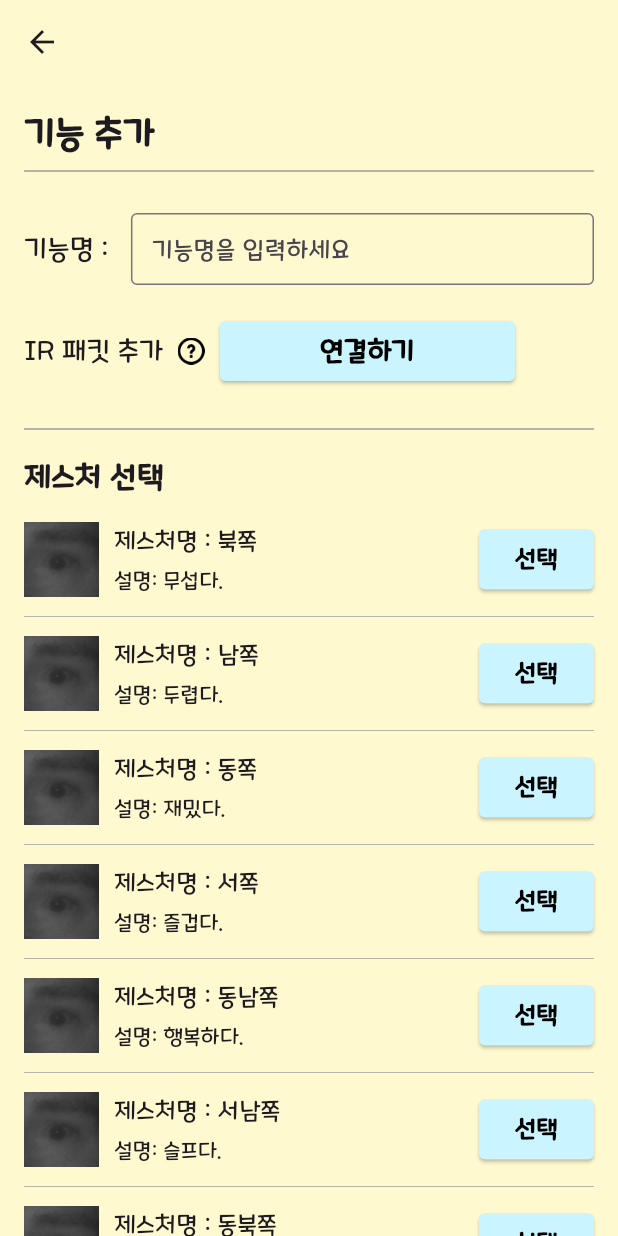
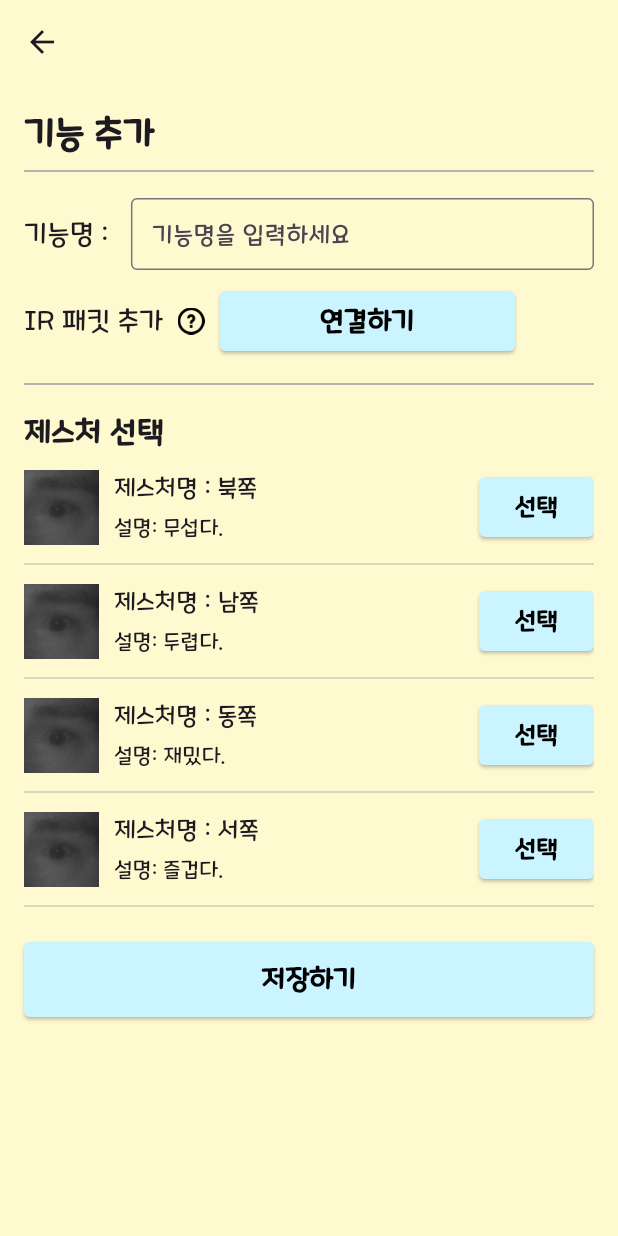
Before and after one commit to IPLaboratory/IPL_EyeTracker_FE, a Flutter app: the MainSettingsPage screen opened directly, on a phone screen of 412 x 824 dp. Run offline on Flutter 3.47's test engine with Material 3 defaults, Android fonts, the phone set to English and light mode, and no system bars; our stand-ins replace awesome_snackbar_content, camera, flutter_dotenv, flutter_svg, get, image_picker and 2 more.

Commit message:
TASK #181 : 기능 추가 페이지 제스처 선택 부분 스크롤 안 되는 부분 버그 수정했습니다.

```diff
--- a/lib/Feature_Settings_Page/Gesture_Choice.dart
+++ b/lib/Feature_Settings_Page/Gesture_Choice.dart
@@ -35,19 +35,19 @@ class GestureChoice extends StatelessWidget {
                       children: [
                         Text(
                           '제스처명 : $gestureName',
-                          style: TextStyle(fontSize: 16),
+                          style: const TextStyle(fontSize: 16),
                         ),
                         const SizedBox(height: 5),
                         Text(
                           '설명: $description',
-                          style: TextStyle(fontSize: 14),
+                          style: const TextStyle(fontSize: 14),
                         ),
                       ],
                     ),
                     const Spacer(),
                     ElevatedButton(
                       style: ElevatedButton.styleFrom(
-                        backgroundColor: isSelected ? Color(0xFFD6A4FF) : const Color(0xFFCAF4FF),
+                        backgroundColor: isSelected ? const Color(0xFFD6A4FF) : const Color(0xFFCAF4FF),
                         shape: RoundedRectangleBorder(
                           borderRadius: BorderRadius.circular(4.0),
                         ),
@@ -78,8 +78,6 @@ class GestureChoice extends StatelessWidget {
   @override
   Widget build(BuildContext context) {
     return ListView(
-      shrinkWrap: true,
-      physics: NeverScrollableScrollPhysics(),
       children: [
         _buildGestureItem('북쪽', '무섭다.', 'assets/Gesture_Image.png'),
         _buildGestureItem('남쪽', '두렵다.', 'assets/Gesture_Image.png'),
--- a/lib/Feature_Settings_Page/Main_Settings.dart
+++ b/lib/Feature_Settings_Page/Main_Settings.dart
@@ -18,7 +18,7 @@ class MainSettingsPage extends StatelessWidget {
           scrolledUnderElevation: 0,
           backgroundColor: const Color(0xFFFFF9D0), // 배경색 설정
           leading: IconButton(
-            icon: Icon(Icons.arrow_back),
+            icon: const Icon(Icons.arrow_back),
             onPressed: () {
               Navigator.pop(context);
             },
@@ -30,18 +30,18 @@ class MainSettingsPage extends StatelessWidget {
             child: Column(
               crossAxisAlignment: CrossAxisAlignment.start,
               children: [
-                Text(
+                const Text(
                   '기능 추가',
                   style: TextStyle(
                     fontSize: 24,
                     fontWeight: FontWeight.bold,
                   ),
                 ),
-                Divider(color: Colors.grey, thickness: 1),
-                const SizedBox(height: 20),
+                const Divider(color: Colors.grey, thickness: 1),
+                const SizedBox(height: 10), // 간격을 줄였습니다.
                 Row(
                   children: [
-                    Text(
+                    const Text(
                       '기능명 : ',
                       style: TextStyle(fontSize: 18),
                     ),
@@ -50,18 +50,18 @@ class MainSettingsPage extends StatelessWidget {
                       child: TextField(
                         onChanged: (value) => controller.setFunctionName(value),
                         decoration: InputDecoration(
-                          border: OutlineInputBorder(),
+                          border: const OutlineInputBorder(),
                           hintText: '기능명을 입력하세요',
-                          contentPadding: EdgeInsets.symmetric(vertical: 8.0, horizontal: 10.0), // 패딩 조정
+                          contentPadding: const EdgeInsets.symmetric(vertical: 8.0, horizontal: 10.0), // 패딩 조정
                         ),
                       ),
                     ),
                   ],
                 ),
-                const SizedBox(height: 20),
+                const SizedBox(height: 10), // 간격을 줄였습니다.
                 Row(
                   children: [
-                    Text(
+                    const Text(
                       'IR 패킷 추가',
                       style: TextStyle(fontSize: 18),
                     ),
@@ -101,18 +101,21 @@ class MainSettingsPage extends StatelessWidget {
                     ),
                   ],
                 ),
-                const SizedBox(height: 20),
-                Divider(color: Colors.grey, thickness: 1), // 얇은 회색 선 추가
-                const SizedBox(height: 10),
-                Text(
+                const SizedBox(height: 10), // 간격을 줄였습니다.
+                const Divider(color: Colors.grey, thickness: 1), // 얇은 회색 선 추가
+                const SizedBox(height: 10), // 간격 유지
+                const Text(
                   '제스처 선택',
                   style: TextStyle(
                     fontSize: 20,
                     fontWeight: FontWeight.bold,
                   ),
                 ),
-                const SizedBox(height: 10), // 약간의 간격 추가
-                GestureChoice(), // 제스처 선택 부분 추가
+                const SizedBox(height: 5), // 간격을 줄였습니다.
+                SizedBox(
+                  height: 300, // 제스처 선택 부분의 높이 설정
+                  child: GestureChoice(), // 제스처 선택 부분 추가
+                ),
                 const SizedBox(height: 20), // 약간의 간격 추가
                 SizedBox(
                   width: double.infinity,
```
